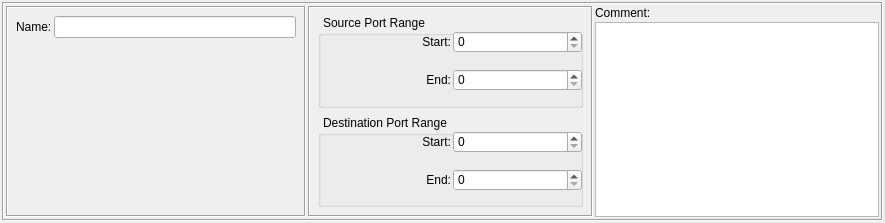
The window that src/gui/udpservicedialog_q.ui (fwbuilder/fwbuilder) describes before a commit, drawn with Qt 5.
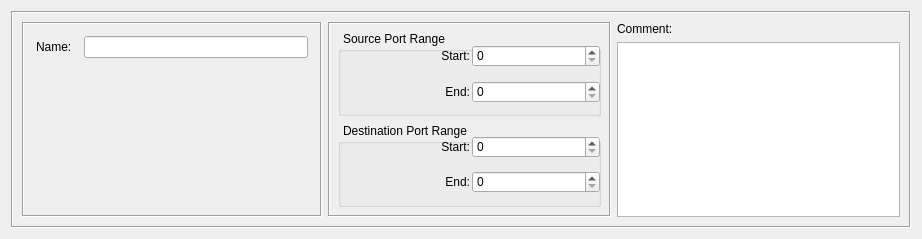
The same window after the commit.

Commit message: See #501 Finally cleaned up dialog layout for all object dialogs. Had to remove default margin and spacing in the "form setting" for each dialog

```diff
--- a/src/gui/udpservicedialog_q.ui
+++ b/src/gui/udpservicedialog_q.ui
@@ -8,8 +8,8 @@
    <rect>
     <x>0</x>
     <y>0</y>
-    <width>885</width>
-    <height>223</height>
+    <width>922</width>
+    <height>239</height>
    </rect>
   </property>
   <property name="sizePolicy" >
@@ -21,19 +21,8 @@
   <property name="windowTitle" >
    <string>UDP</string>
   </property>
-  <layout class="QGridLayout" >
-   <property name="margin" >
-    <number>2</number>
-   </property>
-   <property name="spacing" >
-    <number>-1</number>
-   </property>
+  <layout class="QGridLayout" name="gridLayout" >
    <item row="0" column="0" >
-    <layout class="QVBoxLayout" >
-     <property name="spacing" >
-      <number>-1</number>
-     </property>
-     <item>
       <widget class="QFrame" name="frame7" >
        <property name="frameShape" >
         <enum>QFrame::Box</enum>
@@ -69,23 +58,11 @@
            <enum>QFrame::Sunken</enum>
           </property>
           <layout class="QGridLayout" >
-           <property name="leftMargin" >
-            <number>8</number>
-           </property>
-           <property name="topMargin" >
-            <number>8</number>
-           </property>
-           <property name="rightMargin" >
-            <number>8</number>
-           </property>
-           <property name="bottomMargin" >
-            <number>2</number>
-           </property>
-           <property name="horizontalSpacing" >
-            <number>2</number>
-           </property>
-           <property name="verticalSpacing" >
-            <number>8</number>
+         <property name="margin" >
+          <number>12</number>
+         </property>
+         <property name="spacing" >
+          <number>12</number>
            </property>
            <item row="2" column="1" >
             <spacer>
@@ -360,10 +337,7 @@
       </widget>
      </item>
     </layout>
-   </item>
-  </layout>
  </widget>
- <layoutdefault spacing="2" margin="2" />
  <tabstops>
   <tabstop>obj_name</tabstop>
   <tabstop>ss</tabstop>
```
Left out of the diff: 1 changed line with no effect on the pictures. Lines whose indentation alone changed are shown as unchanged. The commit also changes 30 other files.
